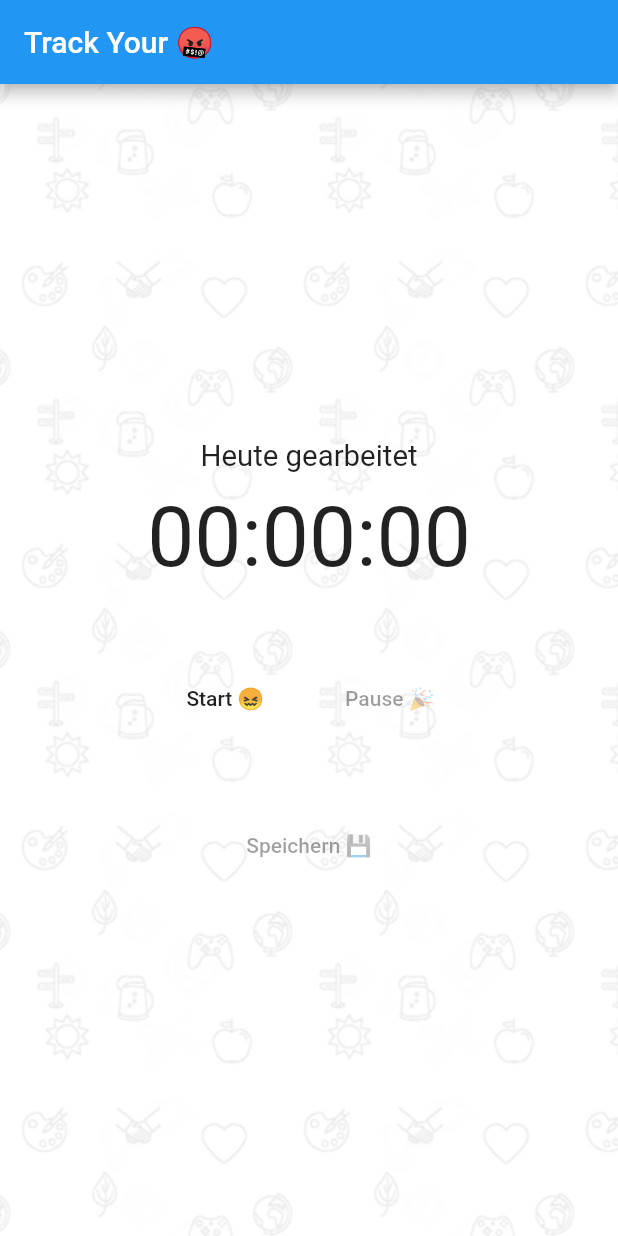
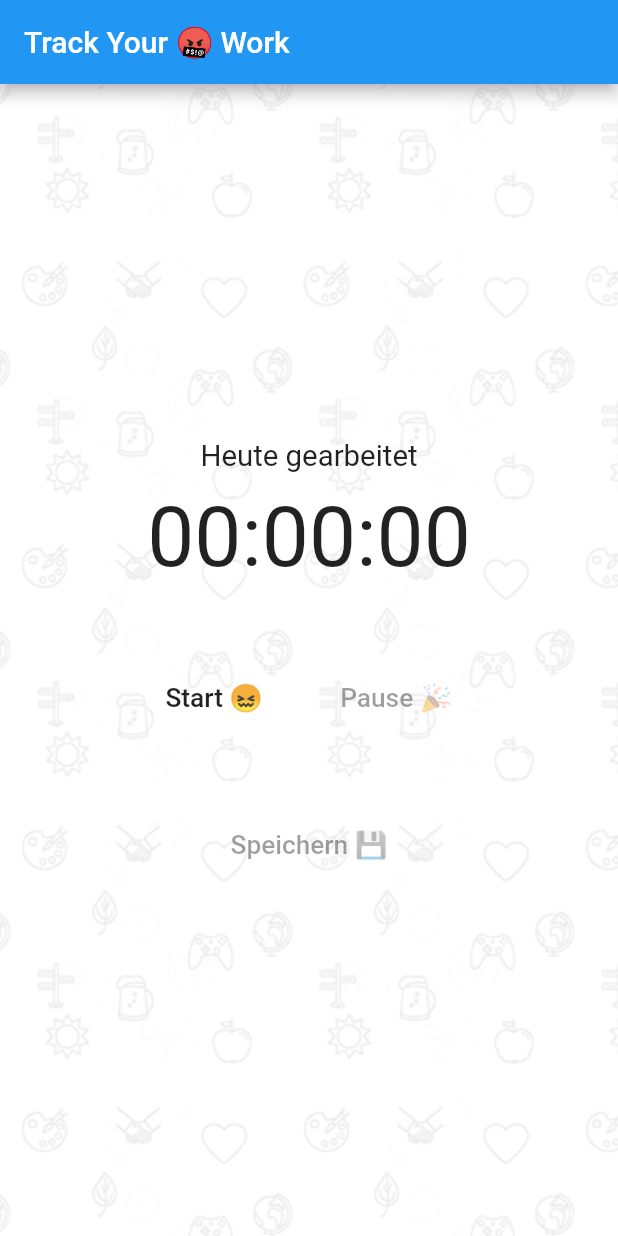
Before and after one commit to marcnmn/flacker, a Flutter app: the screen it shows after launch, on a phone screen of 412 x 824 dp. Run offline on Flutter 3.47's test engine with Material 2 defaults, Android fonts, the phone set to English and light mode, and no system bars.

Commit message:
Minor cleanup.

```diff
--- a/lib/main.dart
+++ b/lib/main.dart
@@ -104,7 +104,7 @@ class _StartStopPageState extends State<StartStopPage>
   @override
   Widget build(BuildContext context) {
     return new Scaffold(
-        appBar: new AppBar(title: new Text('Track Your 🤬')),
+        appBar: new AppBar(title: new Text('Track Your 🤬 Work')),
         body: new Stack(
           children: <Widget>[
             new Opacity(
@@ -124,14 +124,18 @@ class _StartStopPageState extends State<StartStopPage>
                   mainAxisSize: MainAxisSize.min,
                   children: <Widget>[
                     new FlatButton(
-                        child: new Text(_startLabel), onPressed: _startFn),
+                        child: new Text(_startLabel, textScaleFactor: 1.25),
+                        onPressed: _startFn),
                     new Container(width: 20.0),
                     new FlatButton(
-                        child: const Text(_pauseBtn), onPressed: _pauseFn),
+                        child: const Text(_pauseBtn, textScaleFactor: 1.25),
+                        onPressed: _pauseFn),
                   ],
                 ),
                 new Container(height: 50.0),
-                new FlatButton(child: const Text(_saveBtn), onPressed: _saveFn),
+                new FlatButton(
+                    child: const Text(_saveBtn, textScaleFactor: 1.25),
+                    onPressed: _saveFn),
               ]),
             ),
           ],
```
